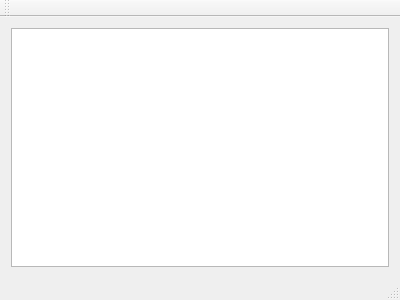
Before: the Qt Designer form qtftp.ui in hsudas/QtFtp, drawn with Qt 5.
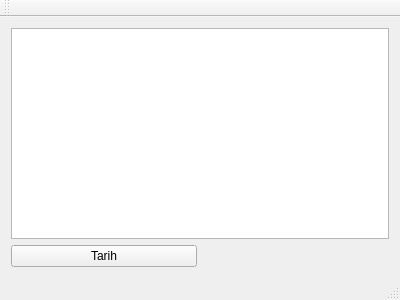
After: the same form once the commit is applied.

```diff
--- a/qtftp.ui
+++ b/qtftp.ui
@@ -15,7 +15,14 @@
   </property>
   <widget class="QWidget" name="centralWidget">
    <layout class="QGridLayout" name="gridLayout">
-    <item row="0" column="0">
+    <item row="1" column="0">
+     <widget class="QPushButton" name="btnTarih">
+      <property name="text">
+       <string>Tarih</string>
+      </property>
+     </widget>
+    </item>
+    <item row="0" column="0" colspan="2">
      <widget class="QListWidget" name="listWidget"/>
     </item>
    </layout>
```
